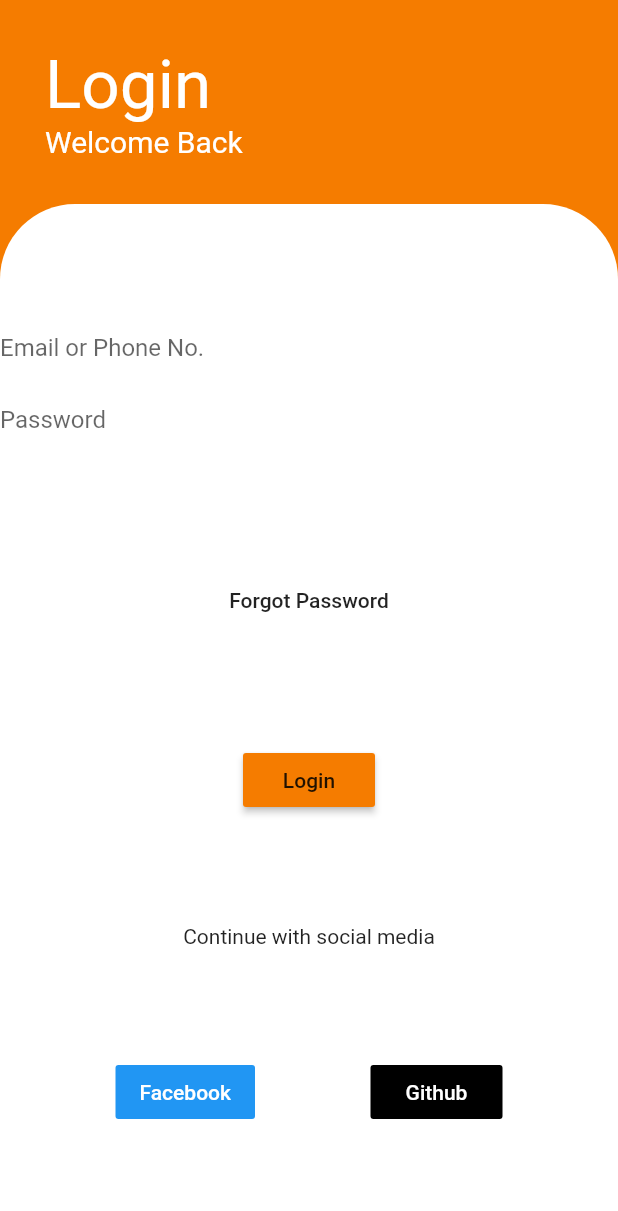
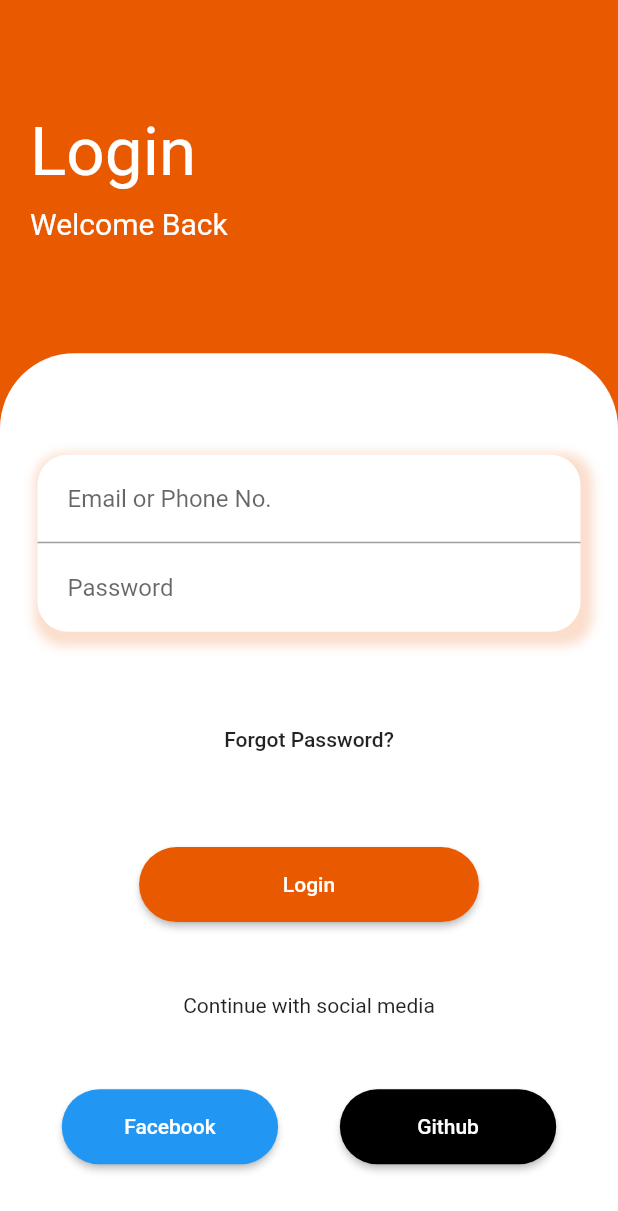
Before and after one commit to thisis-dc4/week_1_login_page, a Flutter app: the screen it shows after launch, on a phone screen of 412 x 824 dp. Shown: the top 1211 px of the screen. Run offline on Flutter 3.47's test engine with Material 2 defaults, Android fonts, the phone set to English and light mode, and no system bars.

Commit message:
Finished  designing.

```diff
--- /dev/null
+++ b/lib/global.dart
@@ -0,0 +1,3 @@
+import 'package:flutter/painting.dart';
+
+final Color orangeColor = Color.fromRGBO(233, 89, 0, 1);
--- a/lib/main.dart
+++ b/lib/main.dart
@@ -1,4 +1,6 @@
 import 'package:flutter/material.dart';
+
+import 'package:week_1_login_page/global.dart';
 import 'package:week_1_login_page/screens/login_page.dart';
 
 void main() => runApp(MyApp());
@@ -7,9 +9,9 @@ class MyApp extends StatelessWidget {
   @override
   Widget build(BuildContext context) {
     return MaterialApp(
-      title: 'Material App',
+      title: 'Login Page',
       home: Scaffold(
-        backgroundColor: Colors.orange[700],
+        backgroundColor: orangeColor,
         body: LoginPage(),
       ),
     );
--- a/lib/widgets/bottom_login_page.dart
+++ b/lib/widgets/bottom_login_page.dart
@@ -1,10 +1,16 @@
 import 'package:flutter/material.dart';
+import 'package:week_1_login_page/global.dart';
 import 'package:week_1_login_page/widgets/form_widget.dart';
 
 class BottomLoginPage extends StatelessWidget {
   @override
   Widget build(BuildContext context) {
+    final _width = MediaQuery.of(context).size.width;
+    final _buttonWidth = _width * 0.35;
+    final _loginWidth = _width * 0.55;
+
     return Expanded(
+      flex: 5,
       child: Container(
         width: double.infinity,
         decoration: BoxDecoration(
@@ -20,39 +26,63 @@ class BottomLoginPage extends StatelessWidget {
             FormWidget(),
             OutlineButton(
               onPressed: () {},
-              child: Text('Forgot Password'),
               borderSide: BorderSide.none,
+              shape: RoundedRectangleBorder(
+                  borderRadius: BorderRadius.circular(25.0)),
+              child: Text('Forgot Password?'),
             ),
-            RaisedButton(
+            Container(
+              width: _loginWidth,
+              height: 50.0,
+              child: RaisedButton(
                 onPressed: () {},
-              child: Text('Login'),
-              color: Colors.orange[700],
+                color: orangeColor,
+                shape: RoundedRectangleBorder(
+                  borderRadius: BorderRadius.circular(25.0),
+                ),
+                child: Text(
+                  'Login',
+                  style: TextStyle(color: Colors.white),
+                ),
+              ),
             ),
             Text('Continue with social media'),
             Row(
               mainAxisAlignment: MainAxisAlignment.spaceEvenly,
               children: <Widget>[
-                FlatButton(
+                Container(
+                  width: _buttonWidth,
+                  height: 50.0,
+                  child: RaisedButton(
                     onPressed: () {},
+                    shape: RoundedRectangleBorder(
+                      borderRadius: BorderRadius.circular(25.0),
+                    ),
                     child: Text(
                       'Facebook',
-                    style: Theme.of(context)
-                        .textTheme
-                        .button
-                        .copyWith(color: Colors.white),
+                      style: TextStyle(
+                        color: Colors.white,
+                      ),
                     ),
                     color: Colors.blue,
                   ),
-                FlatButton(
+                ),
+                Container(
+                  width: _buttonWidth,
+                  height: 50.0,
+                  child: RaisedButton(
                     onPressed: () {},
+                    shape: RoundedRectangleBorder(
+                      borderRadius: BorderRadius.circular(25.0),
+                    ),
                     child: Text(
                       'Github',
-                    style: Theme.of(context)
-                        .textTheme
-                        .button
-                        .copyWith(color: Colors.white),
+                      style: TextStyle(
+                        color: Colors.white,
+                      ),
                     ),
                     color: Colors.black,
+                  ),
                 ),
               ],
             ),
--- a/lib/widgets/form_widget.dart
+++ b/lib/widgets/form_widget.dart
@@ -1,4 +1,5 @@
 import 'package:flutter/material.dart';
+import 'package:week_1_login_page/global.dart';
 
 class FormWidget extends StatefulWidget {
   FormWidget({Key key}) : super(key: key);
@@ -11,24 +12,42 @@ class _FormWidgetState extends State<FormWidget> {
   @override
   Widget build(BuildContext context) {
     final _formKey = GlobalKey<FormState>();
-    return Form(
+    return Container(
+      margin: EdgeInsets.only(left: 25.0, right: 25.0, top: 20.0),
+      decoration: BoxDecoration(
+        borderRadius: BorderRadius.circular(20.0),
+        color: Colors.white,
+        boxShadow: [
+          BoxShadow(
+            color: orangeColor.withOpacity(0.2),
+            blurRadius: 5.0,
+            spreadRadius: 5.0,
+            offset: Offset(3.0, 4.0),
+          ),
+        ],
+      ),
+      child: Form(
         key: _formKey,
         child: Column(
           children: <Widget>[
             TextFormField(
               decoration: InputDecoration(
-              border: InputBorder.none,
                 hintText: 'Email or Phone No.',
+                contentPadding: EdgeInsets.all(20.0),
               ),
             ),
             TextFormField(
+              obscureText: true,
               decoration: InputDecoration(
+                hintText: 'Password',
+                fillColor: Colors.black,
                 border: InputBorder.none,
-              hintText: 'Password',
+                contentPadding: EdgeInsets.all(20.0),
               ),
             ),
           ],
         ),
+      ),
     );
   }
 }
--- a/lib/widgets/top_login_page.dart
+++ b/lib/widgets/top_login_page.dart
@@ -3,10 +3,13 @@ import 'package:flutter/material.dart';
 class TopLoginPage extends StatelessWidget {
   @override
   Widget build(BuildContext context) {
-    return Padding(
-      padding: EdgeInsets.all(30.0),
+    return Expanded(
+      flex: 2,
+      child: Padding(
+        padding: const EdgeInsets.only(left: 20.0),
         child: Column(
           crossAxisAlignment: CrossAxisAlignment.start,
+          mainAxisAlignment: MainAxisAlignment.center,
           children: <Widget>[
             Text(
               'Login',
@@ -15,14 +18,18 @@ class TopLoginPage extends StatelessWidget {
                   .headline3
                   .copyWith(color: Colors.white),
             ),
-          Text(
+            Container(
+              margin: EdgeInsets.only(top: 10.0),
+              child: Text(
                 'Welcome Back',
                 style: Theme.of(context)
                     .textTheme
                     .bodyText2
                     .copyWith(color: Colors.white, fontSize: 20.0),
               ),
+            ),
           ],
+        ),
       ),
     );
   }
```
Lines whose indentation alone changed are shown as unchanged.
